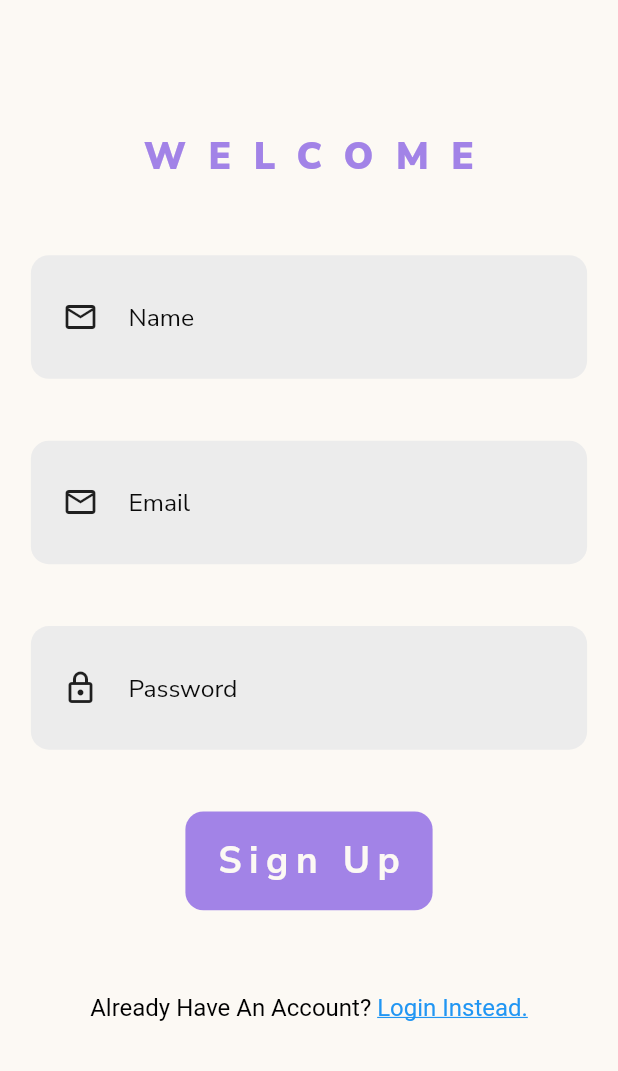
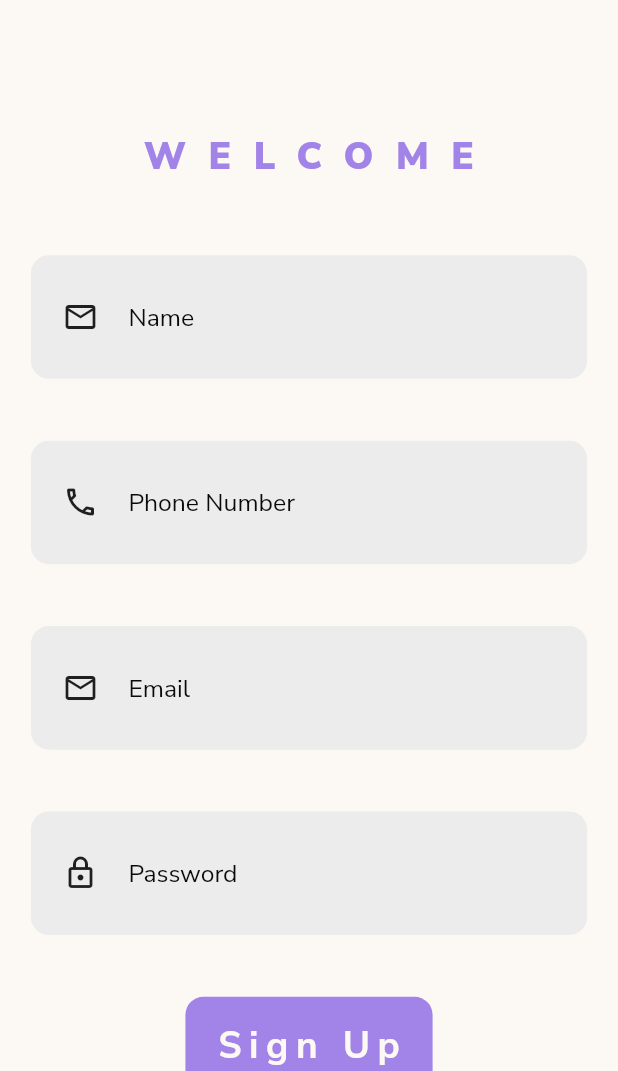
Before and after one commit to ekakshjanweja/FlutterChatApp, a Flutter app: the SignUpPage screen opened directly, after a tap on "Sign Up", on a phone screen of 412 x 824 dp, the part 165-1236 px from its top. Run offline on Flutter 3.47's test engine with Material 2 defaults, Android fonts, the phone set to English and light mode, and no system bars; our stand-ins replace cloud_firestore, firebase_auth, firebase_core, flutter_svg, google_fonts, google_sign_in; accounts and stored records are empty; network calls fail.

Commit message:
Auth Complete mostly

```diff
--- a/flutter_chat_app/lib/auth/auth_class.dart
+++ b/flutter_chat_app/lib/auth/auth_class.dart
@@ -2,12 +2,16 @@ import 'package:cloud_firestore/cloud_firestore.dart';
 import 'package:firebase_auth/firebase_auth.dart';
 import 'package:flutter/material.dart';
 import 'package:flutter_chat_app/constants/custom_text.dart';
+import 'package:flutter_chat_app/main.dart';
+import 'package:flutter_chat_app/views/auth/login_page.dart';
+import 'package:flutter_chat_app/views/home/home_page.dart';
 import 'package:google_sign_in/google_sign_in.dart';
 
 class AuthClass {
   //Sign In With Google
 
   Future signInWitGoogle() async {
+    try {
       GoogleSignIn googleSignIn = GoogleSignIn();
       FirebaseFirestore firebaseFirestore = FirebaseFirestore.instance;
 
@@ -36,11 +40,14 @@ class AuthClass {
             .set({
           'email': userCredential.user!.email,
           'name': userCredential.user!.displayName,
-        'image': userCredential.user!.photoURL,
+          //'image': userCredential.user!.photoURL,
           'uid': userCredential.user!.uid,
           'date': DateTime.now(),
           'phoneNumber': userCredential.user!.phoneNumber,
         });
+      }
+    } catch (e) {
+      print(e);
     }
   }
 
@@ -62,14 +69,22 @@ class AuthClass {
 
   //Sign Up With Email And Password
 
-  Future signUpWithEmailAndPassword({
-    required String name,
+  Future signUpWithEmailAndPassword(
+      {required String name,
       required String email,
       required String password,
-  }) async {
+      required String phoneNumber}) async {
     try {
+      FirebaseFirestore firebaseFirestore = FirebaseFirestore.instance;
       FirebaseAuth.instance
           .createUserWithEmailAndPassword(email: email, password: password);
+      await firebaseFirestore.collection('users').add({
+        'email': email,
+        'password': password,
+        'date': DateTime.now(),
+        //'image': userCredential.user!.photoURL,
+        'phoneNumber': phoneNumber,
+      });
     } catch (e) {
       print(e);
     }
--- a/flutter_chat_app/lib/views/auth/signup_page.dart
+++ b/flutter_chat_app/lib/views/auth/signup_page.dart
@@ -21,6 +21,7 @@ class _SignUpPageState extends State<SignUpPage> {
   final _nameController = TextEditingController();
   final _emailController = TextEditingController();
   final _passwordController = TextEditingController();
+  final _phoneNumberController = TextEditingController();
 
   AuthClass _authClass = AuthClass();
 
@@ -29,19 +30,21 @@ class _SignUpPageState extends State<SignUpPage> {
     _nameController.dispose();
     _emailController.dispose();
     _passwordController.dispose();
+    _phoneNumberController.dispose();
     super.dispose();
   }
 
   @override
   Widget build(BuildContext context) {
     bool darkModeEnabled = (Theme.of(context).brightness == Brightness.dark);
-    return Scaffold(
+    return SafeArea(
+      child: Scaffold(
         body: SingleChildScrollView(
           scrollDirection: Axis.vertical,
           physics: const BouncingScrollPhysics(),
           child: Container(
             width: MediaQuery.of(context).size.width,
-          height: MediaQuery.of(context).size.height,
+            height: MediaQuery.of(context).size.height * 1.2,
             padding: EdgeInsets.symmetric(
               vertical: MediaQuery.of(context).size.height * 0.04,
               horizontal: MediaQuery.of(context).size.width * 0.04,
@@ -89,10 +92,22 @@ class _SignUpPageState extends State<SignUpPage> {
                   ),
                 ),
 
+                //Phone Number Textfield
+
+                Positioned(
+                  top: MediaQuery.of(context).size.height * 0.45,
+                  child: CustomInput(
+                    hintText: 'Phone Number',
+                    isObscure: false,
+                    leadingIcon: const Icon(Icons.phone_outlined),
+                    controller: _phoneNumberController,
+                  ),
+                ),
+
                 //Email Textfield
 
                 Positioned(
-                top: MediaQuery.of(context).size.height * 0.45,
+                  top: MediaQuery.of(context).size.height * 0.6,
                   child: CustomInput(
                     hintText: 'Email',
                     isObscure: false,
@@ -104,7 +119,7 @@ class _SignUpPageState extends State<SignUpPage> {
                 //Password Textfield
 
                 Positioned(
-                top: MediaQuery.of(context).size.height * 0.6,
+                  top: MediaQuery.of(context).size.height * 0.75,
                   child: CustomInput(
                     hintText: 'Password',
                     isObscure: true,
@@ -116,7 +131,7 @@ class _SignUpPageState extends State<SignUpPage> {
                 //Sign Up Button
 
                 Positioned(
-                top: MediaQuery.of(context).size.height * 0.75,
+                  top: MediaQuery.of(context).size.height * 0.9,
                   child: CustomButton(
                     buttonColor: CustomColors.primaryColorLight(),
                     buttonText: 'Sign Up',
@@ -125,6 +140,7 @@ class _SignUpPageState extends State<SignUpPage> {
                         name: _nameController.text.trim(),
                         email: _emailController.text.trim(),
                         password: _passwordController.text.trim(),
+                        phoneNumber: _phoneNumberController.text.trim(),
                       );
                     },
                   ),
@@ -133,7 +149,7 @@ class _SignUpPageState extends State<SignUpPage> {
                 //Log In Instead
 
                 Positioned(
-                bottom: MediaQuery.of(context).size.height * 0,
+                  top: MediaQuery.of(context).size.height * 1.05,
                   child: GestureDetector(
                     onTap: () {
                       Navigator.push(
@@ -168,6 +184,7 @@ class _SignUpPageState extends State<SignUpPage> {
             ),
           ),
         ),
+      ),
     );
   }
 }
```
Also changed, not shown: flutter_chat_app/lib/main.dart (+29 -2 lines), flutter_chat_app/lib/views/auth/login_page.dart (+5 -3 lines), flutter_chat_app/lib/views/home/home_page.dart (+16 -3 lines), flutter_chat_app/assets/google_logo.svg. Lines whose indentation alone changed are shown as unchanged.
